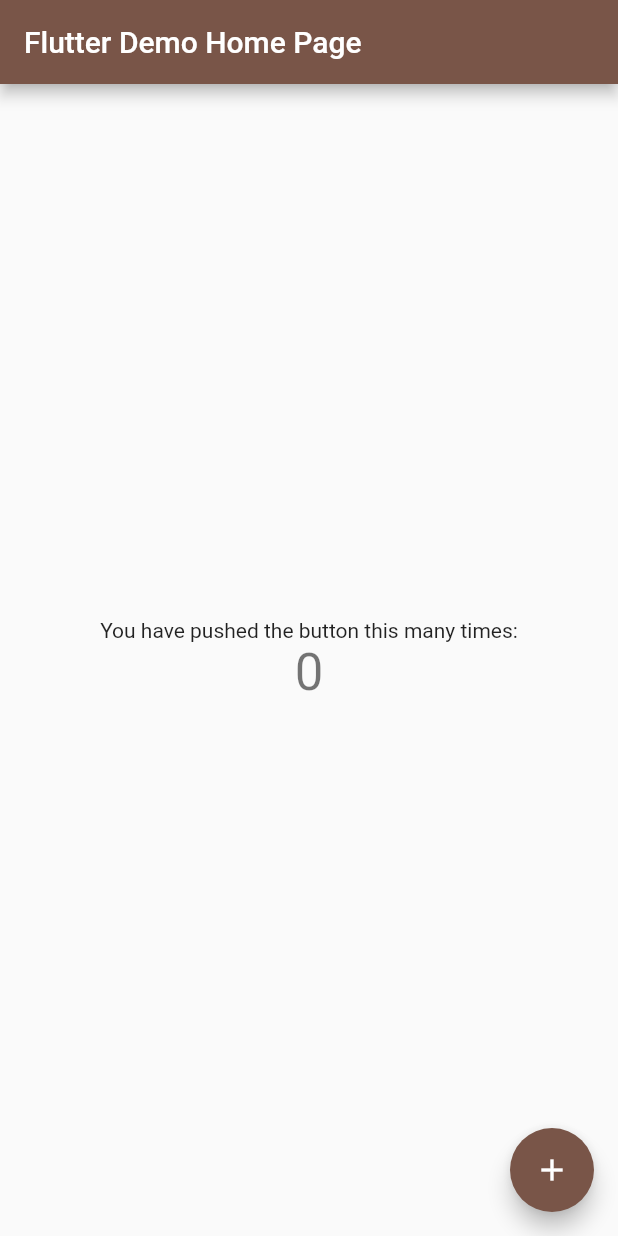
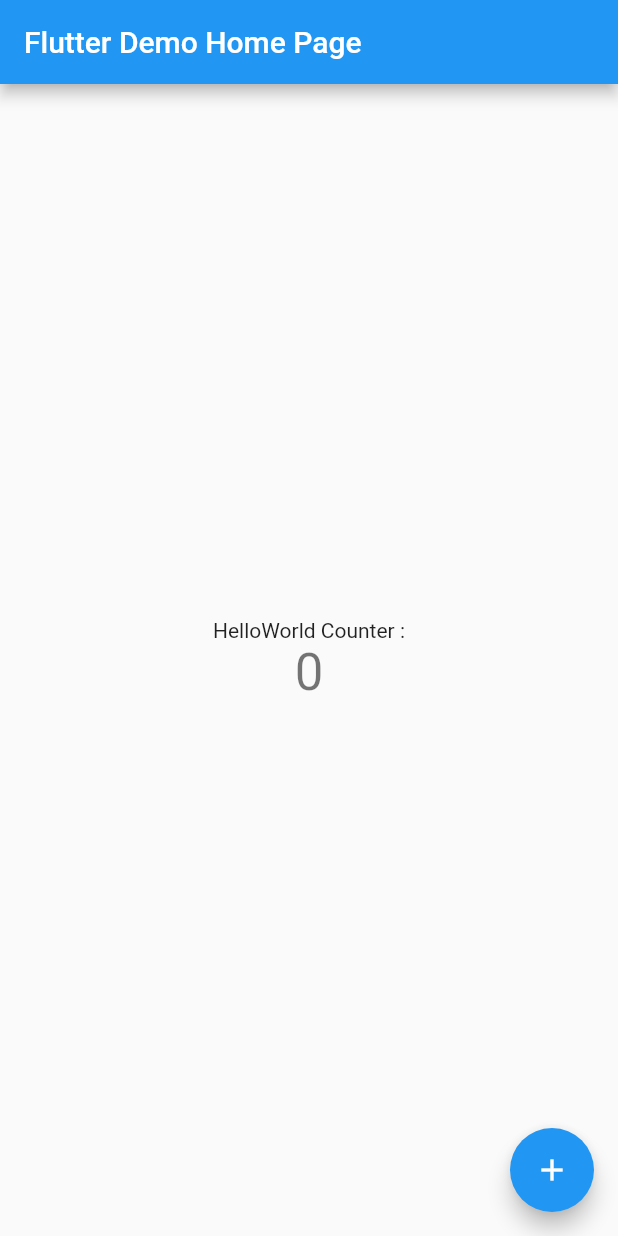
Before and after one commit to papuadi/flutterhelloworld, a Flutter app: the screen it shows after launch, on a phone screen of 412 x 824 dp. Run offline on Flutter 3.47's test engine with Material 2 defaults, Android fonts, the phone set to English and light mode, and no system bars.

Commit message:
update tugas 1

```diff
--- a/lib/main.dart
+++ b/lib/main.dart
@@ -7,12 +7,22 @@ void main() {
 class MyApp extends StatelessWidget {
   const MyApp({super.key});
 
+  // This widget is the root of your application.
   @override
   Widget build(BuildContext context) {
     return MaterialApp(
-      title: 'Flutter Demo',
+      title: 'HelloWorld',
       theme: ThemeData(
-        primarySwatch: Colors.brown,
+        // This is the theme of your application.
+        //
+        // Try running your application with "flutter run". You'll see the
+        // application has a blue toolbar. Then, without quitting the app, try
+        // changing the primarySwatch below to Colors.green and then invoke
+        // "hot reload" (press "r" in the console where you ran "flutter run",
+        // or simply save your changes to "hot reload" in a Flutter IDE).
+        // Notice that the counter didn't reset back to zero; the application
+        // is not restarted.
+        primarySwatch: Colors.blue,
       ),
       home: const MyHomePage(title: 'Flutter Demo Home Page'),
     );
@@ -21,6 +31,16 @@ class MyApp extends StatelessWidget {
 
 class MyHomePage extends StatefulWidget {
   const MyHomePage({super.key, required this.title});
+
+  // This widget is the home page of your application. It is stateful, meaning
+  // that it has a State object (defined below) that contains fields that affect
+  // how it looks.
+
+  // This class is the configuration for the state. It holds the values (in this
+  // case the title) provided by the parent (in this case the App widget) and
+  // used by the build method of the State. Fields in a Widget subclass are
+  // always marked "final".
+
   final String title;
 
   @override
@@ -32,12 +52,23 @@ class _MyHomePageState extends State<MyHomePage> {
 
   void _incrementCounter() {
     setState(() {
+      // This call to setState tells the Flutter framework that something has
+      // changed in this State, which causes it to rerun the build method below
+      // so that the display can reflect the updated values. If we changed
+      // _counter without calling setState(), then the build method would not be
+      // called again, and so nothing would appear to happen.
       _counter++;
     });
   }
 
   @override
   Widget build(BuildContext context) {
+    // This method is rerun every time setState is called, for instance as done
+    // by the _incrementCounter method above.
+    //
+    // The Flutter framework has been optimized to make rerunning build methods
+    // fast, so that you can just rebuild anything that needs updating rather
+    // than having to individually change instances of widgets.
     return Scaffold(
       appBar: AppBar(
         // Here we take the value from the MyHomePage object that was created by
@@ -48,10 +79,24 @@ class _MyHomePageState extends State<MyHomePage> {
         // Center is a layout widget. It takes a single child and positions it
         // in the middle of the parent.
         child: Column(
+          // Column is also a layout widget. It takes a list of children and
+          // arranges them vertically. By default, it sizes itself to fit its
+          // children horizontally, and tries to be as tall as its parent.
+          //
+          // Invoke "debug painting" (press "p" in the console, choose the
+          // "Toggle Debug Paint" action from the Flutter Inspector in Android
+          // Studio, or the "Toggle Debug Paint" command in Visual Studio Code)
+          // to see the wireframe for each widget.
+          //
+          // Column has various properties to control how it sizes itself and
+          // how it positions its children. Here we use mainAxisAlignment to
+          // center the children vertically; the main axis here is the vertical
+          // axis because Columns are vertical (the cross axis would be
+          // horizontal).
           mainAxisAlignment: MainAxisAlignment.center,
           children: <Widget>[
             const Text(
-              'You have pushed the button this many times:',
+              'HelloWorld Counter :',
             ),
             Text(
               '$_counter',
```
